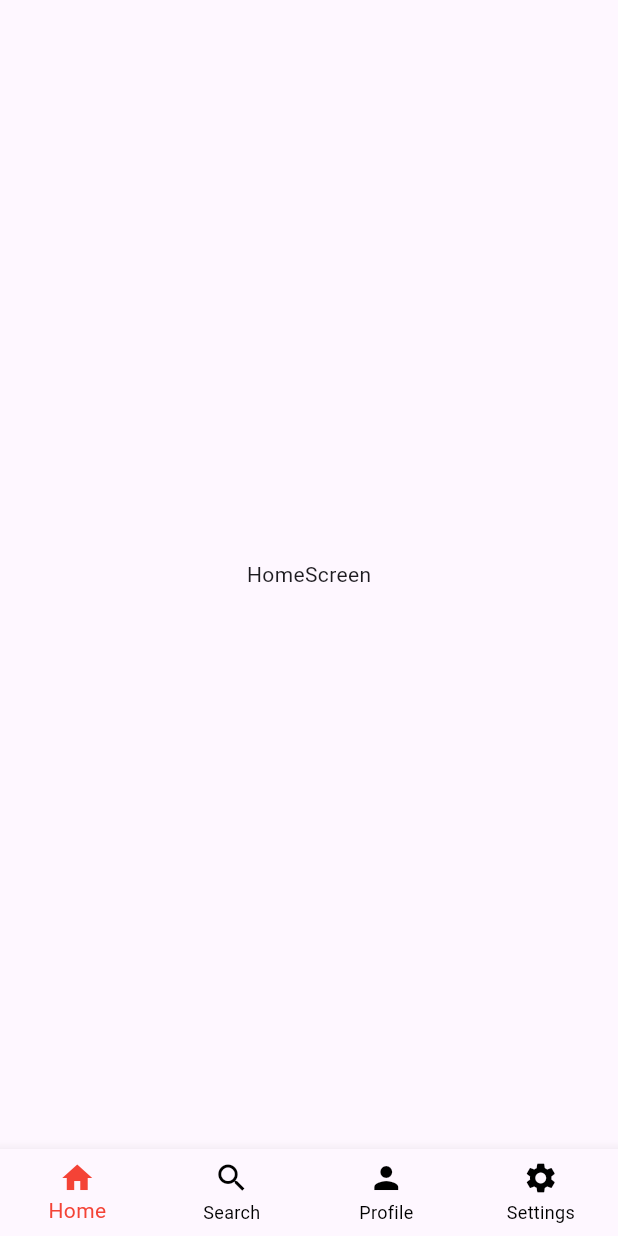
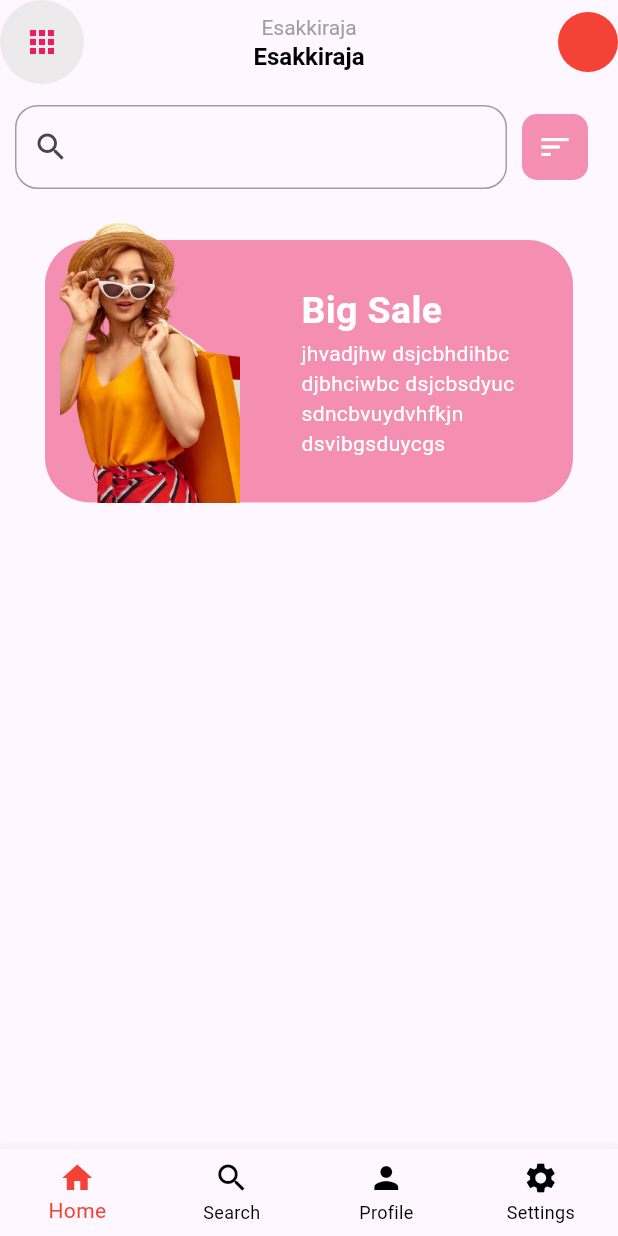
Before and after one commit to Esakki16/gtec_app, a Flutter app: the screen it shows after launch, on a phone screen of 412 x 824 dp. Run offline on Flutter 3.47's test engine with Material 3 defaults, Android fonts, the phone set to English and light mode, and no system bars; our stand-ins replace image_picker.

Commit message:
14/02/2025

```diff
--- a/lib/home_screen.dart
+++ b/lib/home_screen.dart
@@ -10,8 +10,115 @@ class HomeScreen extends StatefulWidget {
 class _HomeScreenState extends State<HomeScreen> {
   @override
   Widget build(BuildContext context) {
-    return Center(
-      child: Text('HomeScreen'),
+    return Scaffold(
+      appBar: AppBar(
+        leading: CircleAvatar(
+          backgroundColor: const Color.fromARGB(255, 236, 234, 234),
+          child: Icon(Icons.apps, color: Colors.pink),
+        ),
+        centerTitle: true,
+        title: Column(
+          children: [
+            Text(
+              "Esakkiraja",
+              style: TextStyle(color: Colors.grey, fontSize: 14),
+            ),
+            Text(
+              "Esakkiraja",
+              style: TextStyle(
+                  color: Colors.black,
+                  fontSize: 16,
+                  fontWeight: FontWeight.bold),
+            )
+          ],
+        ),
+        actions: [
+          CircleAvatar(
+            backgroundColor: Colors.red,
+          )
+        ],
+      ),
+      body: ListView(
+        padding: EdgeInsets.symmetric(horizontal: 10, vertical: 10),
+        children: [
+          Row(
+            children: [
+              Expanded(
+                child: TextFormField(
+                  decoration: InputDecoration(
+                      prefixIcon: Icon(Icons.search),
+                      enabledBorder: OutlineInputBorder(
+                          borderSide: BorderSide(color: Colors.grey),
+                          borderRadius: BorderRadius.circular(15))),
+                ),
+              ),
+              Container(
+                margin: EdgeInsets.all(10),
+                padding: EdgeInsets.all(10),
+                decoration: BoxDecoration(
+                    borderRadius: BorderRadius.circular(10),
+                    color: Colors.pink.shade200),
+                child: Icon(
+                  Icons.sort,
+                  color: Colors.white,
+                ),
+              )
+            ],
+          ),
+          Stack(
+            children: [
+              Container(
+                height: 175,
+                width: double.infinity,
+                margin: EdgeInsets.symmetric(horizontal: 20, vertical: 30),
+                decoration: BoxDecoration(
+                    color: Colors.pink.shade200,
+                    borderRadius: BorderRadius.circular(30)),
+                child: Row(
+                  children: [
+                    Expanded(flex: 3, child: Container()),
+                    Expanded(
+                        flex: 4,
+                        child: Padding(
+                          padding: const EdgeInsets.all(20.0),
+                          child: Column(
+                            mainAxisAlignment: MainAxisAlignment.center,
+                            crossAxisAlignment: CrossAxisAlignment.start,
+                            children: [
+                              Text(
+                                "Big Sale",
+                                style: TextStyle(
+                                    color: Colors.white,
+                                    fontWeight: FontWeight.bold,
+                                    fontSize: 25),
+                              ),
+                              Text(
+                                "jhvadjhw dsjcbhdihbc djbhciwbc dsjcbsdyuc sdncbvuydvhfkjn dsvibgsduycgs",
+                                style: TextStyle(
+                                    color: Colors.white,
+                                    fontWeight: FontWeight.normal,
+                                    fontSize: 14),
+                              )
+                            ],
+                          ),
+                        ))
+                  ],
+                ),
+              ),
+              Positioned(
+                left: 30,
+                top: 5,
+                child: Image.asset(
+                  "assets/img1.png",
+                  height: 200,
+                  width: 120,
+                  fit: BoxFit.cover,
+                ),
+              )
+            ],
+          )
+        ],
+      ),
     );
   }
 }
```
Also changed, not shown: pubspec.yaml (+3 -5 lines), assets/img1.png (added).
